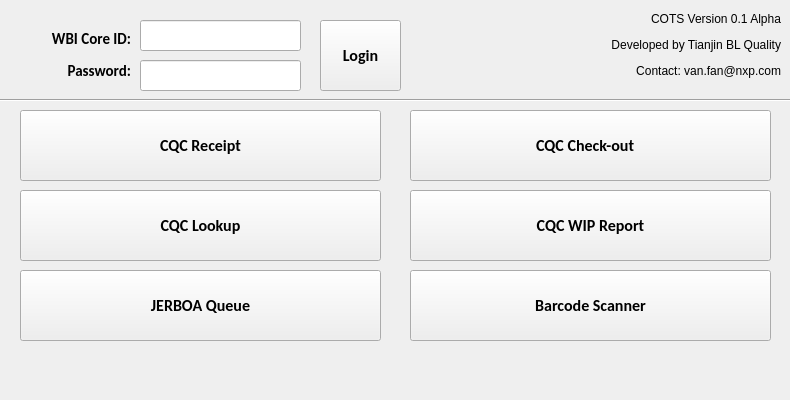
This is Mainwindow.ui in fyc0707/COTS as Qt 5 draws it before an edit. The edited form follows.
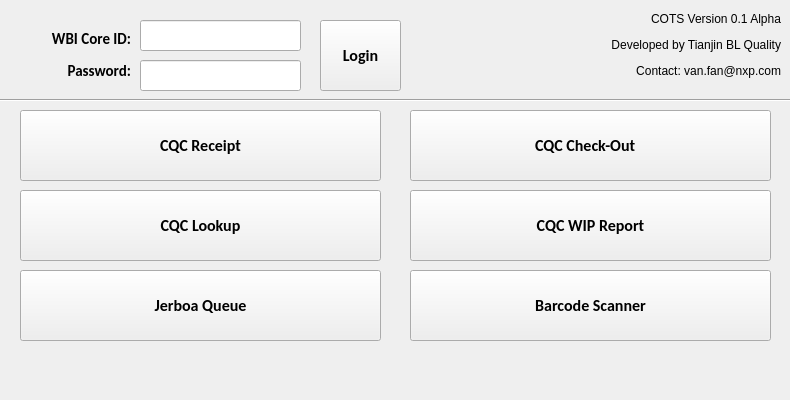
This is the edited form. Icons and pictures are not drawn.

```diff
--- a/Mainwindow.ui
+++ b/Mainwindow.ui
@@ -283,7 +283,7 @@
      <enum>Qt::ClickFocus</enum>
     </property>
     <property name="text">
-     <string>CQC Check-out   </string>
+     <string>CQC Check-Out   </string>
     </property>
     <property name="icon">
      <iconset resource="qt_resource.qrc">
@@ -419,7 +419,7 @@
      <enum>Qt::ClickFocus</enum>
     </property>
     <property name="text">
-     <string>JERBOA Queue</string>
+     <string>Jerboa Queue</string>
     </property>
     <property name="icon">
      <iconset resource="qt_resource.qrc">
```
Left out of the diff: 119 changed lines with no effect on the pictures.
